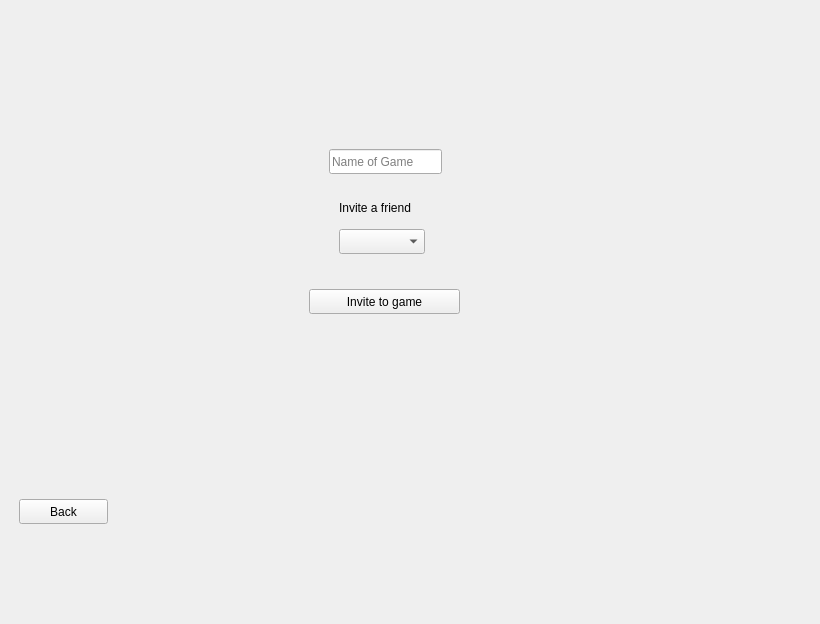
Old version of the form src/client_side/QtCode/mainmenuview.ui in the repository nobourge/INFO-F209.
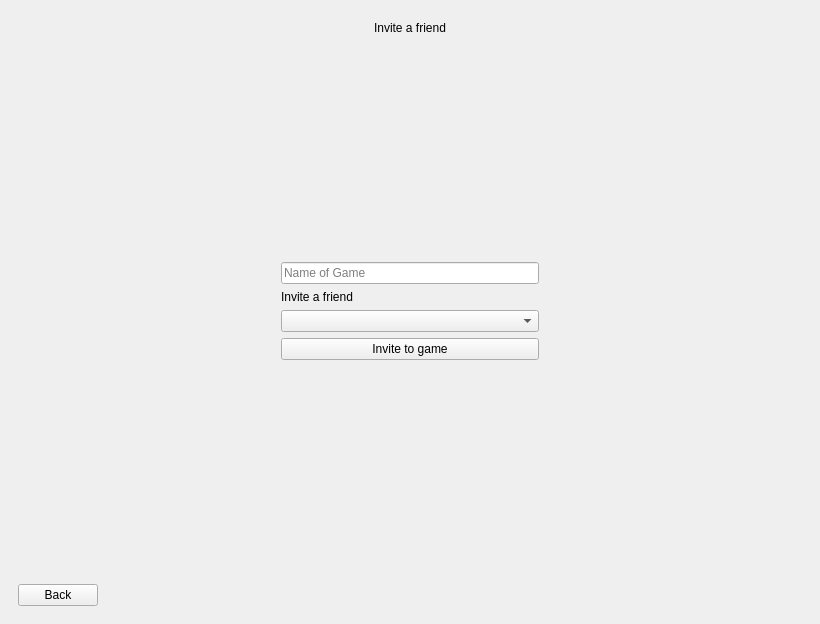
New version of the form. The open tabs and pages were chosen to show the change. Icons and pictures are not drawn.

```diff
--- a/src/client_side/QtCode/mainmenuview.ui
+++ b/src/client_side/QtCode/mainmenuview.ui
@@ -4450,71 +4450,152 @@
          </widget>
         </widget>
         <widget class="QWidget" name="page_12">
-         <widget class="QComboBox" name="comboBox_InviteBox">
-          <property name="geometry">
-           <rect>
-            <x>330</x>
-            <y>220</y>
-            <width>86</width>
-            <height>25</height>
-           </rect>
-          </property>
-         </widget>
-         <widget class="QPushButton" name="pushButton_InviteToGame">
-          <property name="geometry">
-           <rect>
-            <x>300</x>
-            <y>280</y>
-            <width>151</width>
-            <height>25</height>
-           </rect>
-          </property>
-          <property name="text">
-           <string>Invite to game</string>
-          </property>
-         </widget>
-         <widget class="QPushButton" name="pushButton_BackToJoinMenu">
-          <property name="geometry">
-           <rect>
-            <x>10</x>
-            <y>490</y>
-            <width>89</width>
-            <height>25</height>
-           </rect>
-          </property>
-          <property name="text">
-           <string>Back</string>
-          </property>
-         </widget>
-         <widget class="QLineEdit" name="lineEdit">
-          <property name="geometry">
-           <rect>
-            <x>320</x>
-            <y>140</y>
-            <width>113</width>
-            <height>25</height>
-           </rect>
-          </property>
-          <property name="text">
-           <string/>
-          </property>
-          <property name="placeholderText">
-           <string>Name of Game</string>
-          </property>
-         </widget>
-         <widget class="QLabel" name="label_2">
-          <property name="geometry">
-           <rect>
-            <x>330</x>
-            <y>190</y>
-            <width>271</width>
-            <height>17</height>
-           </rect>
-          </property>
-          <property name="text">
-           <string>Invite a friend</string>
-          </property>
-         </widget>
+         <layout class="QGridLayout" name="gridLayout_7">
+          <item row="0" column="0" colspan="3">
+           <layout class="QHBoxLayout" name="horizontalLayout_8">
+            <item>
+             <spacer name="horizontalSpacer_16">
+              <property name="orientation">
+               <enum>Qt::Horizontal</enum>
+              </property>
+              <property name="sizeHint" stdset="0">
+               <size>
+                <width>40</width>
+                <height>20</height>
+               </size>
+              </property>
+             </spacer>
+            </item>
+            <item>
+             <widget class="QLabel" name="label_3">
+              <property name="text">
+               <string>Invite a friend</string>
+              </property>
+             </widget>
+            </item>
+            <item>
+             <spacer name="horizontalSpacer_17">
+              <property name="orientation">
+               <enum>Qt::Horizontal</enum>
+              </property>
+              <property name="sizeHint" stdset="0">
+               <size>
+                <width>40</width>
+                <height>20</height>
+               </size>
+              </property>
+             </spacer>
+            </item>
+           </layout>
+          </item>
+          <item row="1" column="1">
+           <spacer name="verticalSpacer_10">
+            <property name="orientation">
+             <enum>Qt::Vertical</enum>
+            </property>
+            <property name="sizeHint" stdset="0">
+             <size>
+              <width>20</width>
+              <height>198</height>
+             </size>
+            </property>
+           </spacer>
+          </item>
+          <item row="2" column="0">
+           <spacer name="horizontalSpacer_18">
+            <property name="orientation">
+             <enum>Qt::Horizontal</enum>
+            </property>
+            <property name="sizeHint" stdset="0">
+             <size>
+              <width>254</width>
+              <height>20</height>
+             </size>
+            </property>
+           </spacer>
+          </item>
+          <item row="2" column="1">
+           <layout class="QVBoxLayout" name="verticalLayout_6">
+            <item>
+             <widget class="QLineEdit" name="lineEdit">
+              <property name="text">
+               <string/>
+              </property>
+              <property name="placeholderText">
+               <string>Name of Game</string>
+              </property>
+             </widget>
+            </item>
+            <item>
+             <widget class="QLabel" name="label_2">
+              <property name="text">
+               <string>Invite a friend</string>
+              </property>
+             </widget>
+            </item>
+            <item>
+             <widget class="QComboBox" name="comboBox_InviteBox"/>
+            </item>
+            <item>
+             <widget class="QPushButton" name="pushButton_InviteToGame">
+              <property name="text">
+               <string>Invite to game</string>
+              </property>
+             </widget>
+            </item>
+           </layout>
+          </item>
+          <item row="2" column="2">
+           <spacer name="horizontalSpacer_19">
+            <property name="orientation">
+             <enum>Qt::Horizontal</enum>
+            </property>
+            <property name="sizeHint" stdset="0">
+             <size>
+              <width>254</width>
+              <height>20</height>
+             </size>
+            </property>
+           </spacer>
+          </item>
+          <item row="3" column="1">
+           <spacer name="verticalSpacer_11">
+            <property name="orientation">
+             <enum>Qt::Vertical</enum>
+            </property>
+            <property name="sizeHint" stdset="0">
+             <size>
+              <width>20</width>
+              <height>197</height>
+             </size>
+            </property>
+           </spacer>
+          </item>
+          <item row="4" column="0" colspan="3">
+           <layout class="QHBoxLayout" name="horizontalLayout_26">
+            <item>
+             <widget class="QPushButton" name="pushButton_BackToJoinMenu">
+              <property name="text">
+               <string>Back</string>
+              </property>
+             </widget>
+            </item>
+            <item>
+             <spacer name="horizontalSpacer_56">
+              <property name="orientation">
+               <enum>Qt::Horizontal</enum>
+              </property>
+              <property name="sizeHint" stdset="0">
+               <size>
+                <width>40</width>
+                <height>20</height>
+               </size>
+              </property>
+             </spacer>
+            </item>
+           </layout>
+          </item>
+         </layout>
         </widget>
        </widget>
       </item>
```
Left out of the diff: 187 changed lines with no effect on the pictures.
